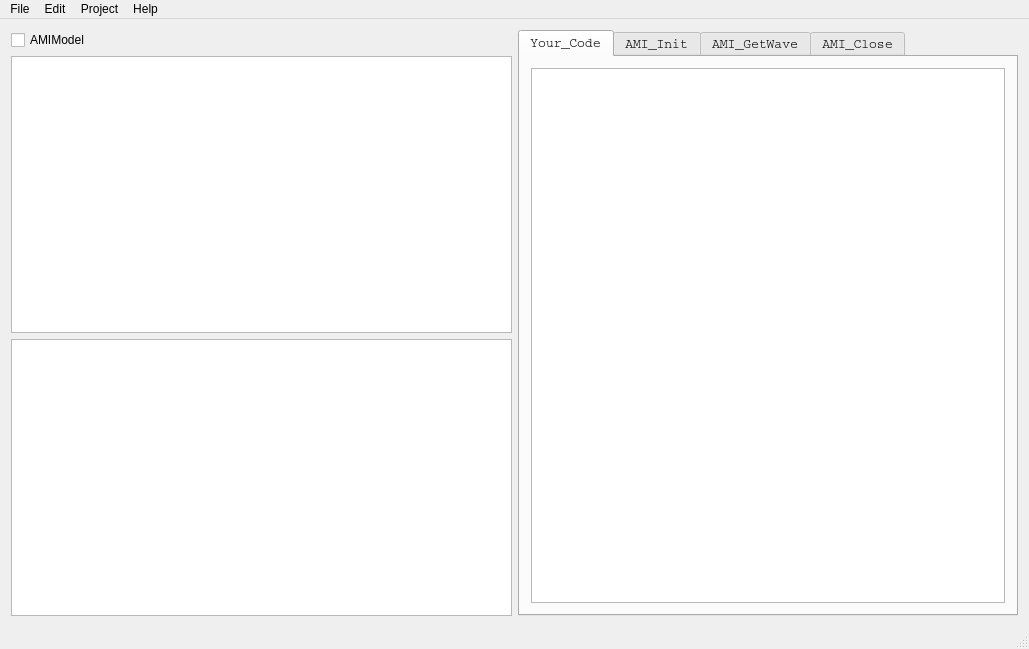
Before: the Qt Designer form mainwindow.ui in WXY163/ezAMI, drawn with Qt 5.
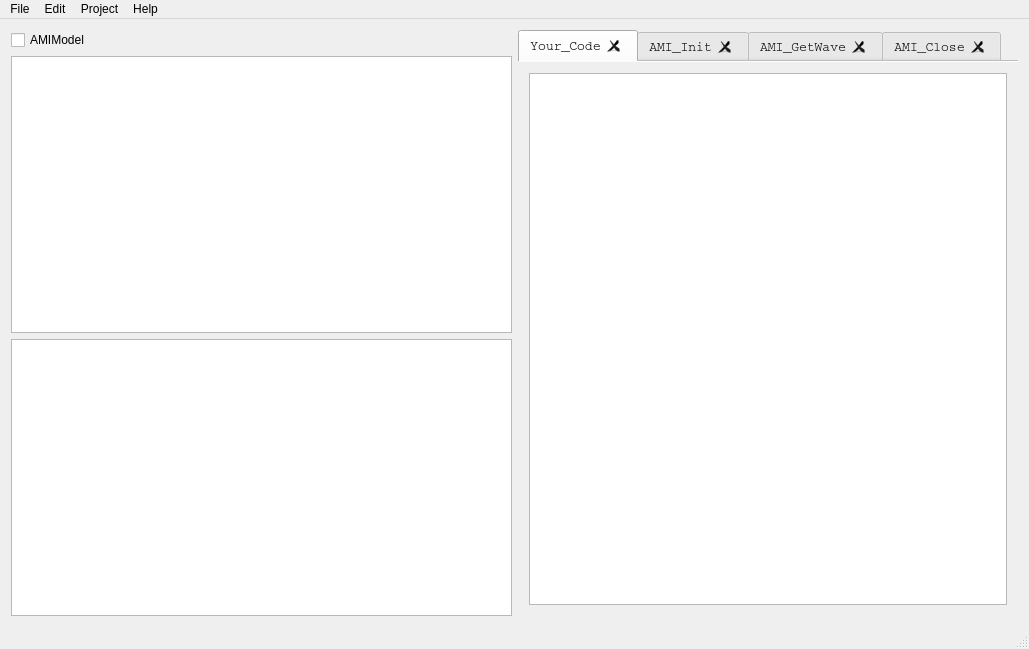
After: the same form once the commit is applied.

Diff of the .ui file:
```diff
--- a/mainwindow.ui
+++ b/mainwindow.ui
@@ -61,6 +61,12 @@
           <property name="currentIndex">
            <number>0</number>
           </property>
+          <property name="documentMode">
+           <bool>true</bool>
+          </property>
+          <property name="tabsClosable">
+           <bool>true</bool>
+          </property>
           <widget class="QWidget" name="tab">
            <attribute name="title">
             <string>Your_Code</string>
```
